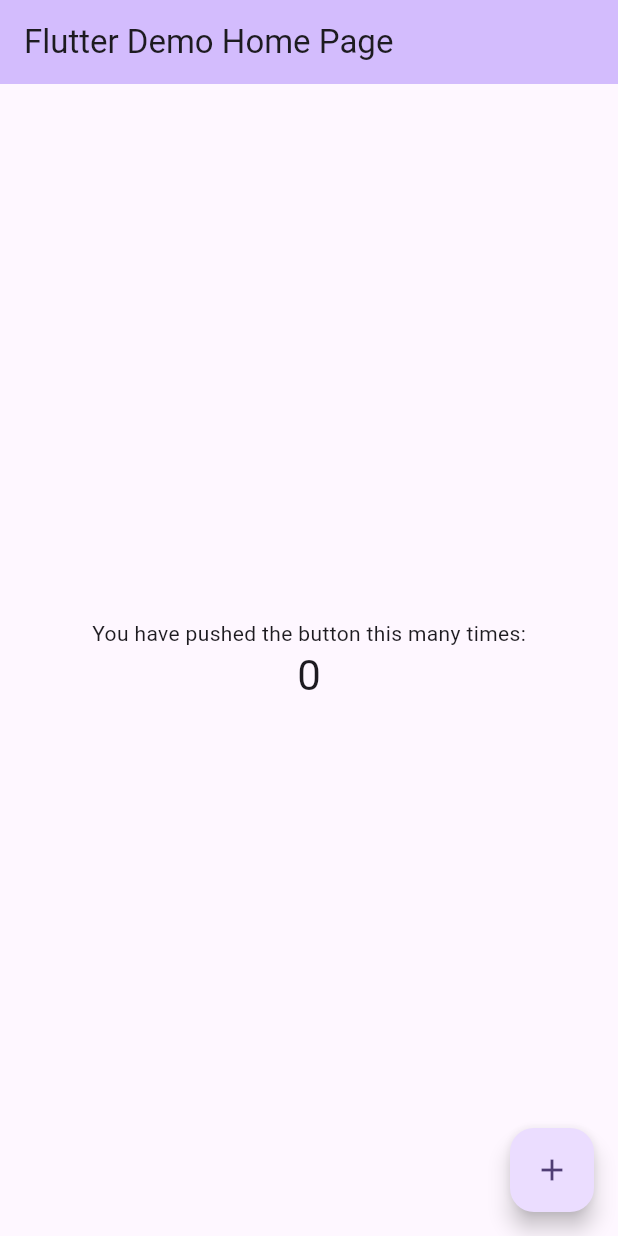
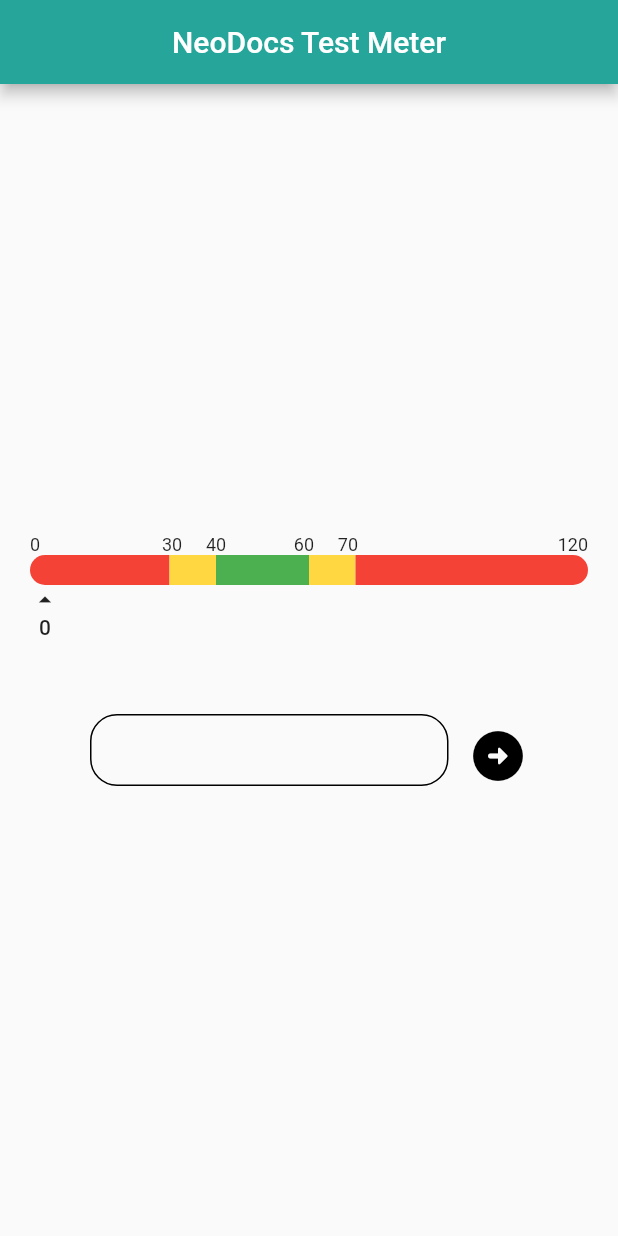
Before and after one commit to CoderInTheWoods/bar_widget_neodocs, a Flutter app: the screen it shows after launch, on a phone screen of 412 x 824 dp. Run offline on Flutter 3.47's test engine with Material 2 defaults, Android fonts, the light colour scheme and no system bars.

Commit message:
Test Results Range Pointer Meter

```diff
--- /dev/null
+++ b/lib/assets/models/testsMetadata.dart
@@ -0,0 +1,23 @@
+import 'package:bar_widget_neodocs/models/commonTestMetadataTemplate.dart';
+import 'package:flutter/material.dart';
+
+//Here we can define the metadata for different types of test.
+//Since the format is same for all tests, we use the same class template.
+
+//ASSUMPTIONS: MetaData for any test is provided, sorted in ascending order of its ranges.
+
+var a_test_metadata = [
+  CommonTestMetaDataTemplate(0, 30, "Dangerous", Colors.red),
+  CommonTestMetaDataTemplate(30, 40, "Moderate", Colors.amberAccent),
+  CommonTestMetaDataTemplate(40, 60, "Ideal", Colors.green),
+  CommonTestMetaDataTemplate(60, 70, "Moderate", Colors.amberAccent),
+  CommonTestMetaDataTemplate(70, 120, "Dangerous", Colors.red),
+];
+
+var b_test_metadata = [
+  CommonTestMetaDataTemplate(0, 100, "Dangerous", Colors.red),
+  CommonTestMetaDataTemplate(100, 130, "Moderate", Colors.amberAccent),
+  CommonTestMetaDataTemplate(130, 180, "Ideal", Colors.green),
+  CommonTestMetaDataTemplate(180, 210, "Moderate", Colors.amberAccent),
+  CommonTestMetaDataTemplate(210, 300, "Dangerous", Colors.red),
+];
--- a/lib/main.dart
+++ b/lib/main.dart
@@ -1,125 +1,257 @@
+import 'package:bar_widget_neodocs/assets/models/testsMetadata.dart';
 import 'package:flutter/material.dart';
 
 void main() {
-  runApp(const MyApp());
+  runApp(NeoDocsAssignment());
 }
 
-class MyApp extends StatelessWidget {
-  const MyApp({super.key});
+class NeoDocsAssignment extends StatelessWidget {
+  NeoDocsAssignment({super.key});
+  final ValueNotifier<double> pointerValue = ValueNotifier<double>(0);
 
-  // This widget is the root of your application.
   @override
   Widget build(BuildContext context) {
     return MaterialApp(
-      title: 'Flutter Demo',
-      theme: ThemeData(
-        // This is the theme of your application.
-        //
-        // TRY THIS: Try running your application with "flutter run". You'll see
-        // the application has a blue toolbar. Then, without quitting the app,
-        // try changing the seedColor in the colorScheme below to Colors.green
-        // and then invoke "hot reload" (save your changes or press the "hot
-        // reload" button in a Flutter-supported IDE, or press "r" if you used
-        // the command line to start the app).
-        //
-        // Notice that the counter didn't reset back to zero; the application
-        // state is not lost during the reload. To reset the state, use hot
-        // restart instead.
-        //
-        // This works for code too, not just values: Most code changes can be
-        // tested with just a hot reload.
-        colorScheme: ColorScheme.fromSeed(seedColor: Colors.deepPurple),
-        useMaterial3: true,
+      home: Scaffold(
+        appBar: AppBar(
+          backgroundColor: Colors.teal[400],
+          title: const Text('NeoDocs Test Meter'),
+          centerTitle: true,
+        ),
+        body: Container(
+          margin: const EdgeInsets.symmetric(horizontal: 20),
+          child: Column(
+            mainAxisAlignment: MainAxisAlignment.center,
+            children: [
+              //Widget-1: Bar
+              Bar(pointerValue: pointerValue),
+              const SizedBox(height: 50),
+              //Widget-2: TextField
+              TextFieldWidget(pointerValue: pointerValue),
+            ],
+          ),
+        ),
       ),
-      home: const MyHomePage(title: 'Flutter Demo Home Page'),
     );
   }
 }
 
-class MyHomePage extends StatefulWidget {
-  const MyHomePage({super.key, required this.title});
-
-  // This widget is the home page of your application. It is stateful, meaning
-  // that it has a State object (defined below) that contains fields that affect
-  // how it looks.
-
-  // This class is the configuration for the state. It holds the values (in this
-  // case the title) provided by the parent (in this case the App widget) and
-  // used by the build method of the State. Fields in a Widget subclass are
-  // always marked "final".
-
-  final String title;
-
-  @override
-  State<MyHomePage> createState() => _MyHomePageState();
-}
-
-class _MyHomePageState extends State<MyHomePage> {
-  int _counter = 0;
-
-  void _incrementCounter() {
-    setState(() {
-      // This call to setState tells the Flutter framework that something has
-      // changed in this State, which causes it to rerun the build method below
-      // so that the display can reflect the updated values. If we changed
-      // _counter without calling setState(), then the build method would not be
-      // called again, and so nothing would appear to happen.
-      _counter++;
-    });
-  }
+//Defining the Bar() Widget
+class Bar extends StatelessWidget {
+  final ValueNotifier<double> pointerValue;
+  final testMetadata = a_test_metadata;
+  Bar({super.key, required this.pointerValue});
 
   @override
   Widget build(BuildContext context) {
-    // This method is rerun every time setState is called, for instance as done
-    // by the _incrementCounter method above.
-    //
-    // The Flutter framework has been optimized to make rerunning build methods
-    // fast, so that you can just rebuild anything that needs updating rather
-    // than having to individually change instances of widgets.
-    return Scaffold(
-      appBar: AppBar(
-        // TRY THIS: Try changing the color here to a specific color (to
-        // Colors.amber, perhaps?) and trigger a hot reload to see the AppBar
-        // change color while the other colors stay the same.
-        backgroundColor: Theme.of(context).colorScheme.inversePrimary,
-        // Here we take the value from the MyHomePage object that was created by
-        // the App.build method, and use it to set our appbar title.
-        title: Text(widget.title),
+    return Column(
+      children: [
+        //_buildScale()
+        Container(
+          child: Row(
+            children: _buildScale(context),
+          ),
+        ),
+        //_buildSections()
+        SizedBox(
+          height: 20,
+          child: Row(
+            children: _buildSections(context),
+          ),
+        ),
+        //_buildPointerPoition()
+        ValueListenableBuilder<double>(
+            valueListenable: pointerValue,
+            builder: (context, value, _) {
+              return Row(
+                children: _buildPointerPosition(value, context),
+              );
+            }),
+      ],
+    );
+  }
+
+  //Defining _buildScale() : Range scale of a given test
+  List<Widget> _buildScale(BuildContext context) {
+    List<Widget> scale = [];
+    double totalWidth = MediaQuery.of(context).size.width - 40;
+    for (var metadata in testMetadata) {
+      scale.add(
+        Expanded(
+          flex: ((metadata.end - metadata.start) *
+                  totalWidth ~/
+                  testMetadata.last.end)
+              .toInt(),
+          child: Text(
+            metadata.start.toInt().toString(),
+            style: const TextStyle(fontSize: 12),
+          ),
+        ),
+      );
+    }
+    scale.add(
+      Text(
+        testMetadata.last.end.toInt().toString(),
+        style: const TextStyle(fontSize: 12),
       ),
-      body: Center(
-        // Center is a layout widget. It takes a single child and positions it
-        // in the middle of the parent.
-        child: Column(
-          // Column is also a layout widget. It takes a list of children and
-          // arranges them vertically. By default, it sizes itself to fit its
-          // children horizontally, and tries to be as tall as its parent.
-          //
-          // Column has various properties to control how it sizes itself and
-          // how it positions its children. Here we use mainAxisAlignment to
-          // center the children vertically; the main axis here is the vertical
-          // axis because Columns are vertical (the cross axis would be
-          // horizontal).
-          //
-          // TRY THIS: Invoke "debug painting" (choose the "Toggle Debug Paint"
-          // action in the IDE, or press "p" in the console), to see the
-          // wireframe for each widget.
+    );
+    return scale;
+  }
+
+  //Defining _buildSections() : ColoredBars
+  List<Widget> _buildSections(BuildContext context) {
+    List<Widget> sections = [];
+    double totalWidth = MediaQuery.of(context).size.width - 40;
+    for (var metadata in testMetadata) {
+      sections.add(
+        Expanded(
+          flex: ((metadata.end - metadata.start) *
+                  totalWidth ~/
+                  testMetadata.last.end)
+              .toInt(),
+          child: Container(
+            decoration: BoxDecoration(
+                color: metadata.color,
+                //only rounding the left and right edges
+                borderRadius: metadata == testMetadata.first
+                    ? const BorderRadius.only(
+                        topLeft: Radius.circular(15),
+                        bottomLeft: Radius.circular(15))
+                    : metadata == testMetadata.last
+                        ? const BorderRadius.only(
+                            topRight: Radius.circular(15),
+                            bottomRight: Radius.circular(15))
+                        : BorderRadius.circular(0)),
+          ),
+        ),
+      );
+    }
+    return sections;
+  }
+
+  //Defining _BuildPointerPosition() : Pointer marker position based on the value input
+  List<Widget> _buildPointerPosition(double value, BuildContext context) {
+    List<Widget> sections = [];
+    double totalWidth = MediaQuery.of(context).size.width - 40;
+    sections.add(
+      Expanded(
+        flex: ((value / testMetadata.last.end) * totalWidth).toInt(),
+        child: Container(
+            // alignment: Alignment.centerRight,
+            color: Colors.red),
+      ),
+    );
+    sections.add(
+      Column(children: [
+        const Icon(
+          Icons.arrow_drop_up,
+          size: 20,
+        ),
+        Text(
+          value.toInt().toString(),
+          style: const TextStyle(fontWeight: FontWeight.w500),
+        )
+      ]),
+    );
+    sections.add(
+      Expanded(
+        flex: (((testMetadata.last.end - value) / testMetadata.last.end) *
+                totalWidth)
+            .toInt(),
+        child: Container(),
+      ),
+    );
+
+    return sections;
+  }
+}
+
+//Defining the TextField Widget
+class TextFieldWidget extends StatelessWidget {
+  final TextEditingController _controller = TextEditingController();
+  final ValueNotifier<double> pointerValue;
+  final testMetadata = a_test_metadata;
+
+
+  TextFieldWidget({super.key, required this.pointerValue});
+  final GlobalKey<FormState> _formKey = GlobalKey<FormState>();
+
+  @override
+  Widget build(BuildContext context) {
+    return Form(
+      key: _formKey,
+      child: Padding(
+        padding: const EdgeInsets.symmetric(horizontal: 40),
+        child: Row(
           mainAxisAlignment: MainAxisAlignment.center,
-          children: <Widget>[
-            const Text(
-              'You have pushed the button this many times:',
+          crossAxisAlignment: CrossAxisAlignment.center,
+          children: [
+            Flexible(
+              flex: 1,
+              child: TextFormField(
+                controller: _controller,
+                textAlign: TextAlign.center,
+                style:
+                    const TextStyle(fontSize: 24, fontWeight: FontWeight.bold),
+                decoration: InputDecoration(
+                  contentPadding: EdgeInsets.all(5),
+                  enabledBorder: OutlineInputBorder(
+                    borderRadius: BorderRadius.circular(18.0),
+                  ),
+                  focusedBorder: OutlineInputBorder(
+                    borderRadius: BorderRadius.circular(18.0),
+                  ),
+                  errorBorder: OutlineInputBorder(
+                    borderRadius: BorderRadius.circular(18.0),
+                  ),
+                  focusedErrorBorder: OutlineInputBorder(
+                    borderRadius: BorderRadius.circular(18.0),
+                  ),
+                ),
+
+                keyboardType: TextInputType.number,
+                //Handling input field validations
+                validator: (value) {
+                  if (value == null || value.isEmpty) {
+                    return 'Please enter a value';
+                  }
+                  final double parsedValue = double.tryParse(value)!;
+                  if (parsedValue < testMetadata.first.start || parsedValue > testMetadata.last.end) {
+                    return 'Value must be between 0 and 120';
+                  }
+                  return null; // Return null for valid input
+                },
+                // // If we uncomment the section below, we can see the pointer shifting
+                // // as soon as we enter some value in the input field, instead of doing button's onPress()
+                //
+                // onChanged: (value) {
+                //   double parsedValue = double.tryParse(value) ?? 0;
+                //   pointerValue.value = parsedValue;
+                // },
+                //
+              ),
             ),
-            Text(
-              '$_counter',
-              style: Theme.of(context).textTheme.headlineMedium,
+            const SizedBox(
+              width: 5,
             ),
+            IconButton(
+              icon: const Icon(
+                Icons.arrow_circle_right_rounded,
+                size: 40,
+              ),
+              color: Colors.black,
+              onPressed: () {
+                if (_formKey.currentState!.validate()) {
+                  // Form is valid, perform action here
+                  double parsedValue = double.tryParse(_controller.value.text) ?? 0;
+                  // Perform action with the valid value
+                  pointerValue.value = parsedValue;
+                }
+              },
+            )
           ],
         ),
       ),
-      floatingActionButton: FloatingActionButton(
-        onPressed: _incrementCounter,
-        tooltip: 'Increment',
-        child: const Icon(Icons.add),
-      ), // This trailing comma makes auto-formatting nicer for build methods.
     );
   }
 }
--- /dev/null
+++ b/lib/models/commonTestMetadataTemplate.dart
@@ -0,0 +1,11 @@
+import 'dart:ui';
+
+// This class is a template class for all tests' metadata, provided in this format.
+class CommonTestMetaDataTemplate {
+  final double start;
+  final double end;
+  final String meaning;
+  final Color color;
+
+  CommonTestMetaDataTemplate(this.start, this.end, this.meaning, this.color);
+}
```
Also changed, not shown: 1 other file.
